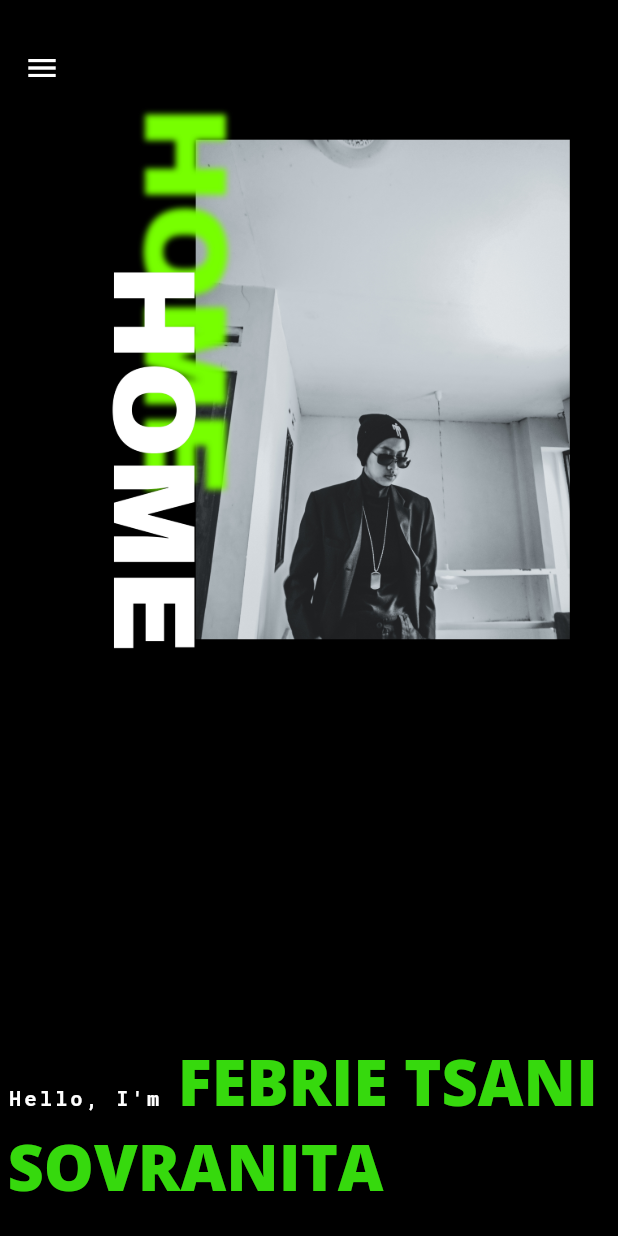
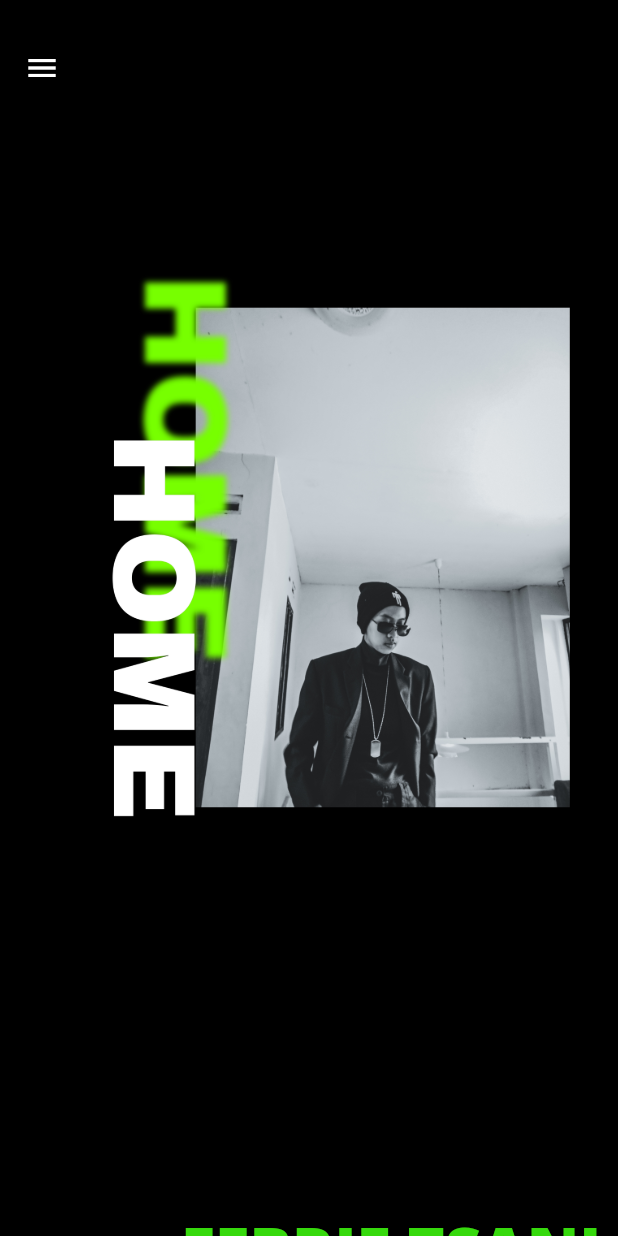
Before and after one commit to 03febs/myweb, a Flutter app: the screen it shows after launch, on a phone screen of 412 x 824 dp. Run offline on Flutter 3.47's test engine with Material 2 defaults, Android fonts, the phone set to English and light mode, and no system bars; our stand-ins replace google_fonts, scroll_to_index.

Commit message:
fase ver2

```diff
--- a/lib/home/home_page1.dart
+++ b/lib/home/home_page1.dart
@@ -48,12 +48,21 @@ class HomePage1 extends StatelessWidget {
         mainAxisAlignment: MainAxisAlignment.center,
         children: [
           Flexible(
-              child: Container(
-            width: 1300,
-            height: double.infinity,
-            color: Colors.black,
-            child: width > 1200 ? const Horizontal() : const Vertical(),
-          )),
+            child: SingleChildScrollView(
+              child: Column(
+                children: [
+                  const SizedBox(height: 56),
+                  Container(
+                    width: 1300,
+                    // height: double.infinity,
+                    // height: 500,
+                    color: Colors.black,
+                    child: width > 1200 ? const Horizontal() : const Vertical(),
+                  ),
+                ],
+              ),
+            ),
+          ),
         ],
       ),
       // AutoScrollTag(key: const ValueKey(1), controller: ctrl, index: 1, child: const About()),
--- a/lib/widgets/kotak_kanan.dart
+++ b/lib/widgets/kotak_kanan.dart
@@ -8,7 +8,12 @@ class KotakKanan extends StatelessWidget {
 
   @override
   Widget build(BuildContext context) {
-    return Padding(
+    return Column(
+      children: [
+        const SizedBox(
+          height: 56,
+        ),
+        Padding(
           padding: const EdgeInsets.all(10),
           child: Container(
             width: 500,
@@ -16,6 +21,8 @@ class KotakKanan extends StatelessWidget {
             // color: Colors.blue,
             child: const MyPicture(),
           ),
+        ),
+      ],
     );
   }
 }
--- a/lib/widgets/kotak_kiri.dart
+++ b/lib/widgets/kotak_kiri.dart
@@ -28,6 +28,7 @@ class KotakKiri extends StatelessWidget {
         mainAxisAlignment: MainAxisAlignment.center,
         children: [
           SelectableText.rich(
+            textAlign: TextAlign.center,
             TextSpan(
               style: const TextStyle(
                 color: Colors.white,
@@ -48,7 +49,10 @@ class KotakKiri extends StatelessWidget {
                   text: 'FEBRIE TSANI SOVRANITA',
                   style: GoogleFonts.openSans(
                     textStyle: const TextStyle(
-                        color: Color.fromARGB(255, 54, 217, 13), fontSize: 42, fontWeight: FontWeight.w800),
+                      color: Color.fromARGB(255, 54, 217, 13),
+                      fontSize: 42,
+                      fontWeight: FontWeight.w800,
+                    ),
                   ),
                   //   fontWeight: FontWeight.w800,
                   //   fontSize: 42,
```
Lines whose indentation alone changed are shown as unchanged.
